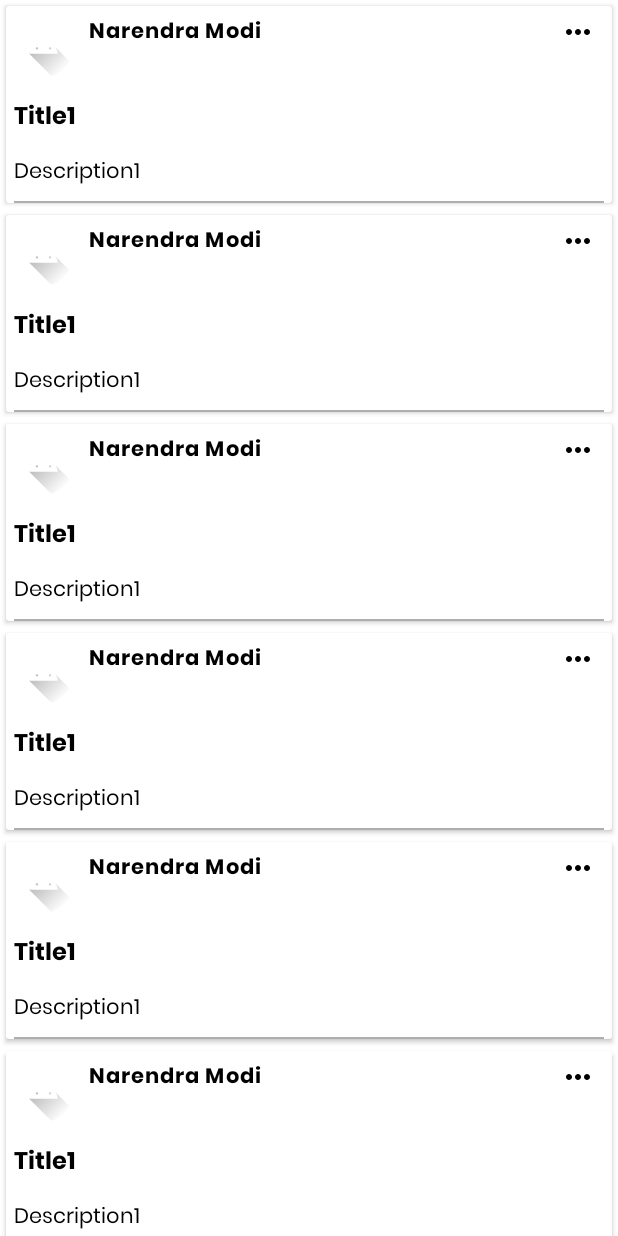
After one commit to shivamkumard107/Mask_Detector, an Android app: the ReadArticleActivity screen opened directly, with no data from a screen before it, on a phone screen of 412 x 824 dp. The commit adds this screen. Run offline under Robolectric (Android 15) with nearby library versions, the phone set to English and light mode, and no system bars; our stand-ins replace CircleImageView.

Commit message:
added articles and paytm

```diff
--- a/app/src/main/AndroidManifest.xml
+++ b/app/src/main/AndroidManifest.xml
@@ -12,7 +12,9 @@
         android:roundIcon="@mipmap/ic_launcher_round"
         android:supportsRtl="true"
         android:theme="@style/AppTheme">
-        <activity android:name=".About_us"></activity>
+        <activity android:name=".activities.ReadArticle"></activity>
+        <activity android:name=".activities.ReadArticleActivity" />
+        <activity android:name=".About_us" />
         <activity android:name=".activities.GetQrDocActivity" />
         <activity android:name=".activities.ShareQRActivity" />
         <activity android:name=".activities.ShowDocActivity" />
@@ -23,7 +25,7 @@
                 <category android:name="android.intent.category.LAUNCHER" />
             </intent-filter>
         </activity>
-        <activity android:name=".activities.UploadDocActivity"/>
+        <activity android:name=".activities.UploadDocActivity" />
         <activity android:name=".activities.MainActivity" />
         <activity android:name=".auth.Login" />
     </application>
--- /dev/null
+++ b/app/src/main/java/com/example/mask_detector/activities/ReadArticle.java
@@ -0,0 +1,16 @@
+package com.example.mask_detector.activities;
+
+import androidx.appcompat.app.AppCompatActivity;
+
+import android.os.Bundle;
+
+import com.example.mask_detector.R;
+
+public class ReadArticle extends AppCompatActivity {
+
+    @Override
+    protected void onCreate(Bundle savedInstanceState) {
+        super.onCreate(savedInstanceState);
+        setContentView(R.layout.activity_read_article2);
+    }
+}
--- /dev/null
+++ b/app/src/main/java/com/example/mask_detector/activities/ReadArticleActivity.java
@@ -0,0 +1,49 @@
+package com.example.mask_detector.activities;
+
+import android.os.Bundle;
+
+import androidx.appcompat.app.AppCompatActivity;
+import androidx.recyclerview.widget.LinearLayoutManager;
+import androidx.recyclerview.widget.RecyclerView;
+
+import com.example.mask_detector.R;
+import com.example.mask_detector.adapter.ArticleAdapter;
+import com.example.mask_detector.model.Articles;
+
+import java.util.ArrayList;
+
+public class ReadArticleActivity extends AppCompatActivity {
+    RecyclerView rv;
+    ArrayList<Articles> articles;
+
+    @Override
+    protected void onCreate(Bundle savedInstanceState) {
+        super.onCreate(savedInstanceState);
+        setContentView(R.layout.activity_read_article);
+        initData();
+        rv = findViewById(R.id.rv);
+        rv.setAdapter(new ArticleAdapter(this, articles));
+        rv.setLayoutManager(new LinearLayoutManager(this));
+        rv.hasFixedSize();
+    }
+
+    private void initData() {
+        articles = new ArrayList<>();
+
+        Articles articles1 = new Articles("Narendra Modi", R.drawable.ic_launcher_foreground, "Title1", "Description1");
+        Articles articles2 = new Articles("Narendra Modi", R.drawable.ic_launcher_foreground, "Title1", "Description1");
+        Articles articles3 = new Articles("Narendra Modi", R.drawable.ic_launcher_foreground, "Title1", "Description1");
+        Articles articles4 = new Articles("Narendra Modi", R.drawable.ic_launcher_foreground, "Title1", "Description1");
+        Articles articles5 = new Articles("Narendra Modi", R.drawable.ic_launcher_foreground, "Title1", "Description1");
+        Articles articles6 = new Articles("Narendra Modi", R.drawable.ic_launcher_foreground, "Title1", "Description1");
+        Articles articles7 = new Articles("Narendra Modi", R.drawable.ic_launcher_foreground, "Title1", "Description1");
+
+        articles.add(articles1);
+        articles.add(articles2);
+        articles.add(articles3);
+        articles.add(articles4);
+        articles.add(articles5);
+        articles.add(articles6);
+        articles.add(articles7);
+    }
+}
--- /dev/null
+++ b/app/src/main/java/com/example/mask_detector/adapter/ArticleAdapter.java
@@ -0,0 +1,73 @@
+package com.example.mask_detector.adapter;
+
+import android.content.Context;
+import android.content.Intent;
+import android.view.LayoutInflater;
+import android.view.View;
+import android.view.ViewGroup;
+import android.widget.LinearLayout;
+import android.widget.TextView;
+
+import androidx.annotation.NonNull;
+import androidx.recyclerview.widget.RecyclerView;
+
+import com.example.mask_detector.R;
+import com.example.mask_detector.activities.ReadArticle;
+import com.example.mask_detector.model.Articles;
+
+import java.io.Serializable;
+import java.util.ArrayList;
+
+import de.hdodenhof.circleimageview.CircleImageView;
+
+public class ArticleAdapter extends RecyclerView.Adapter<ArticleAdapter.ViewHolder> {
+    ArrayList<Articles> articles;
+    Context context;
+
+    public ArticleAdapter(Context context, ArrayList<Articles> articles) {
+        this.articles = articles;
+        this.context = context;
+    }
+
+    @NonNull
+    @Override
+    public ViewHolder onCreateViewHolder(@NonNull ViewGroup parent, int viewType) {
+        LayoutInflater layoutInflater = LayoutInflater.from(parent.getContext());
+        View listItem = layoutInflater.inflate(R.layout.article_item, parent, false);
+        return new ViewHolder(listItem);
+    }
+
+    @Override
+    public void onBindViewHolder(@NonNull ViewHolder holder, int position) {
+        Articles article = articles.get(position);
+        holder.iv.setImageResource(article.getImage());
+        holder.name.setText(article.getName());
+        holder.title.setText(article.getTitle());
+        holder.desc.setText(article.getDesc());
+        holder.ll.setOnClickListener(read -> {
+            Intent i = new Intent(context, ReadArticle.class);
+            i.putExtra("article", (Serializable) article);
+            context.startActivity(i);
+        });
+    }
+
+    @Override
+    public int getItemCount() {
+        return articles.size();
+    }
+
+    public static class ViewHolder extends RecyclerView.ViewHolder {
+        CircleImageView iv;
+        TextView name, title, desc;
+        LinearLayout ll;
+
+        public ViewHolder(@NonNull View itemView) {
+            super(itemView);
+            iv = itemView.findViewById(R.id.pImage);
+            name = itemView.findViewById(R.id.pName);
+            title = itemView.findViewById(R.id.postTitle);
+            desc = itemView.findViewById(R.id.postDesc);
+            ll = itemView.findViewById(R.id.ll);
+        }
+    }
+}
--- a/app/src/main/java/com/example/mask_detector/fragments/HomeFragment.java
+++ b/app/src/main/java/com/example/mask_detector/fragments/HomeFragment.java
@@ -1,18 +1,21 @@
 package com.example.mask_detector.fragments;
 
+import android.content.Intent;
+import android.content.pm.PackageManager;
+import android.net.Uri;
 import android.os.Bundle;
+import android.view.LayoutInflater;
+import android.view.View;
+import android.view.ViewGroup;
 
 import androidx.cardview.widget.CardView;
 import androidx.fragment.app.Fragment;
-
-import android.view.LayoutInflater;
-import android.view.View;
-import android.view.ViewGroup;
 
 import com.example.mask_detector.R;
 
 public class HomeFragment extends Fragment {
     private CardView cv1, cv2, cv3;
+
     @Override
     public View onCreateView(LayoutInflater inflater, ViewGroup container,
                              Bundle savedInstanceState) {
@@ -22,9 +25,42 @@
         cv2 = v.findViewById(R.id.cardView3);
         cv3 = v.findViewById(R.id.helpCard3);
 
-        cv1.setOnClickListener(appointment ->{
+        cv1.setOnClickListener(appointment -> {
 
+        });
+        cv3.setOnClickListener(read -> {
+
+        });
+        v.findViewById(R.id.helpCard4).setOnClickListener(paytm -> {
+//            net.one97.paytm
+            if (appInstalledOrNot("net.one97.paytm")) {
+                //open bitbns
+                Intent launchIntent = getContext().getPackageManager().getLaunchIntentForPackage("net.one97.paytm");
+                if (launchIntent != null) {
+                    getContext().startActivity(launchIntent);//null pointer check in case package name was not found
+                }
+            } else {
+                openWebsiteOnWeb("https://paytm.com/");
+            }
         });
         return v;
     }
+
+    //check and redirect to huobi, gateio, binance and kucoin app in playstore to download
+    private boolean appInstalledOrNot(String uri) {
+        PackageManager pm = getContext().getPackageManager();
+        try {
+            pm.getPackageInfo(uri, PackageManager.GET_ACTIVITIES);
+            return true;
+        } catch (PackageManager.NameNotFoundException ignored) {
+        }
+
+        return false;
+    }
+
+    private void openWebsiteOnWeb(String website) {
+        Intent webIntent = new Intent(Intent.ACTION_VIEW, Uri.parse(website));
+        webIntent.addFlags(Intent.FLAG_ACTIVITY_NEW_TASK);
+        getContext().startActivity(webIntent);
+    }
 }
--- /dev/null
+++ b/app/src/main/java/com/example/mask_detector/model/Articles.java
@@ -0,0 +1,36 @@
+package com.example.mask_detector.model;
+
+import java.io.Serializable;
+
+public class Articles implements Serializable {
+    String name;
+    Integer image;
+    String title;
+    String desc;
+
+    public Articles(String name, Integer image, String title, String desc) {
+        this.name = name;
+        this.image = image;
+        this.title = title;
+        this.desc = desc;
+    }
+
+    public Articles() {
+    }
+
+    public String getName() {
+        return name;
+    }
+
+    public Integer getImage() {
+        return image;
+    }
+
+    public String getTitle() {
+        return title;
+    }
+
+    public String getDesc() {
+        return desc;
+    }
+}
--- /dev/null
+++ b/app/src/main/res/drawable/ic_more_horiz.xml
@@ -0,0 +1,9 @@
+<vector xmlns:android="http://schemas.android.com/apk/res/android"
+    android:width="24dp"
+    android:height="24dp"
+    android:viewportWidth="24.0"
+    android:viewportHeight="24.0">
+    <path
+        android:fillColor="#FF000000"
+        android:pathData="M6,10c-1.1,0 -2,0.9 -2,2s0.9,2 2,2 2,-0.9 2,-2 -0.9,-2 -2,-2zM18,10c-1.1,0 -2,0.9 -2,2s0.9,2 2,2 2,-0.9 2,-2 -0.9,-2 -2,-2zM12,10c-1.1,0 -2,0.9 -2,2s0.9,2 2,2 2,-0.9 2,-2 -0.9,-2 -2,-2z"/>
+</vector>
--- /dev/null
+++ b/app/src/main/res/layout/activity_read_article.xml
@@ -0,0 +1,12 @@
+<?xml version="1.0" encoding="utf-8"?>
+<RelativeLayout xmlns:android="http://schemas.android.com/apk/res/android"
+    xmlns:tools="http://schemas.android.com/tools"
+    android:layout_width="match_parent"
+    android:layout_height="match_parent"
+    tools:context=".activities.ReadArticleActivity">
+
+    <androidx.recyclerview.widget.RecyclerView
+        android:id="@+id/rv"
+        android:layout_width="wrap_content"
+        android:layout_height="wrap_content" />
+</RelativeLayout>
--- /dev/null
+++ b/app/src/main/res/layout/activity_read_article2.xml
@@ -0,0 +1,9 @@
+<?xml version="1.0" encoding="utf-8"?>
+<androidx.constraintlayout.widget.ConstraintLayout xmlns:android="http://schemas.android.com/apk/res/android"
+    xmlns:app="http://schemas.android.com/apk/res-auto"
+    xmlns:tools="http://schemas.android.com/tools"
+    android:layout_width="match_parent"
+    android:layout_height="match_parent"
+    tools:context=".activities.ReadArticle">
+
+</androidx.constraintlayout.widget.ConstraintLayout>
--- /dev/null
+++ b/app/src/main/res/layout/article_item.xml
@@ -0,0 +1,124 @@
+<androidx.cardview.widget.CardView xmlns:android="http://schemas.android.com/apk/res/android"
+    android:layout_width="match_parent"
+    android:layout_height="wrap_content"
+    android:layout_margin="4dp"
+    android:layout_marginTop="3dp"
+    android:layout_marginBottom="3dp"
+    android:elevation="5dp">
+
+    <LinearLayout
+        android:id="@+id/ll"
+        android:layout_width="match_parent"
+        android:layout_height="wrap_content"
+        android:orientation="vertical">
+
+        <LinearLayout
+            android:layout_width="match_parent"
+            android:layout_height="wrap_content"
+            android:orientation="horizontal">
+
+            <de.hdodenhof.circleimageview.CircleImageView
+                android:id="@+id/pImage"
+                android:layout_width="50dp"
+                android:layout_height="55dp"
+                android:layout_gravity="center_vertical"
+                android:padding="5dp"
+                android:src="@drawable/demo_photo" />
+
+            <LinearLayout
+                android:layout_width="0dp"
+                android:layout_height="wrap_content"
+                android:layout_weight=".75"
+                android:orientation="vertical"
+                android:padding="5dp">
+
+                <TextView
+                    android:id="@+id/pName"
+                    android:layout_width="wrap_content"
+                    android:layout_height="wrap_content"
+                    android:letterSpacing="0.05"
+                    android:text="Anonymous"
+                    android:textColor="#000"
+                    android:textSize="14sp"
+                    android:textStyle="bold" />
+
+                <LinearLayout
+                    android:layout_width="match_parent"
+                    android:layout_height="wrap_content"
+                    android:orientation="vertical"
+                    android:weightSum="1">
+
+
+                    <!--<TextView-->
+                    <!--android:id="@+id/pDate"-->
+                    <!--android:layout_width="match_parent"-->
+                    <!--android:maxLines="1"-->
+                    <!--android:layout_height="wrap_content"-->
+                    <!--android:text="12th Jul 2017"-->
+                    <!--android:textSize="12sp"/>-->
+
+                </LinearLayout>
+
+            </LinearLayout>
+
+            <ImageView
+                android:id="@+id/postMenu"
+                android:layout_width="wrap_content"
+                android:layout_height="wrap_content"
+                android:layout_marginEnd="5dp"
+                android:layout_marginRight="5dp"
+                android:padding="5dp"
+                android:src="@drawable/ic_more_horiz" />
+
+        </LinearLayout>
+
+        <LinearLayout
+            android:layout_width="match_parent"
+            android:layout_height="wrap_content"
+            android:orientation="vertical">
+
+            <ImageView
+                android:id="@+id/postImage"
+                android:layout_width="match_parent"
+                android:layout_height="wrap_content"
+                android:layout_gravity="center_horizontal"
+                android:adjustViewBounds="true"
+                android:clickable="true"
+                android:focusable="true"
+                android:maxHeight="400dp"
+                android:padding="5dp"
+                android:visibility="gone" />
+
+            <TextView
+                android:id="@+id/postTitle"
+                android:layout_width="match_parent"
+                android:layout_height="wrap_content"
+                android:padding="5dp"
+                android:text="Post Title"
+                android:textColor="#000"
+                android:textSize="16sp"
+                android:textStyle="bold" />
+
+            <TextView
+                android:id="@+id/postDesc"
+                android:layout_width="match_parent"
+                android:layout_height="wrap_content"
+                android:padding="5dp"
+                android:text="Post Description"
+                android:textColor="#000"
+                android:textSize="14sp" />
+
+        </LinearLayout>
+
+
+        <View
+            android:layout_width="match_parent"
+            android:layout_height="1dp"
+            android:layout_marginLeft="5dp"
+            android:layout_marginTop="1dp"
+            android:layout_marginRight="5dp"
+            android:background="#aeaeae" />
+
+    </LinearLayout>
+
+</androidx.cardview.widget.CardView>
--- a/app/src/main/res/layout/fragment_home.xml
+++ b/app/src/main/res/layout/fragment_home.xml
@@ -10,8 +10,6 @@
     <ScrollView
         android:layout_width="match_parent"
         android:layout_height="match_parent">
-
-
 
         <androidx.constraintlayout.widget.ConstraintLayout
             android:layout_width="match_parent"
@@ -38,7 +36,7 @@
                     android:layout_height="match_parent">
 
                     <TextView
-                        android:id="@+id/textView"
+                        android:id="@+id/tvAppointment"
                         android:layout_width="wrap_content"
                         android:layout_height="wrap_content"
                         android:layout_marginStart="10dp"
@@ -69,6 +67,16 @@
                     android:layout_width="match_parent"
                     android:layout_height="match_parent">
 
+                    <TextView
+                        android:id="@+id/tvReadArticle"
+                        android:layout_width="wrap_content"
+                        android:layout_height="wrap_content"
+                        android:layout_marginStart="10dp"
+                        android:layout_marginTop="10dp"
+                        android:text="Read Latest News"
+                        android:textSize="18sp"
+                        app:layout_constraintStart_toStartOf="parent"
+                        app:layout_constraintTop_toTopOf="parent" />
                 </androidx.constraintlayout.widget.ConstraintLayout>
             </androidx.cardview.widget.CardView>
 
@@ -92,6 +100,37 @@
                     android:layout_height="match_parent" />
             </androidx.cardview.widget.CardView>
 
+            <androidx.cardview.widget.CardView
+                android:id="@+id/helpCard4"
+                android:layout_width="match_parent"
+                android:layout_height="170dp"
+                android:layout_marginStart="20dp"
+                android:layout_marginTop="25dp"
+                android:layout_marginEnd="20dp"
+                app:cardBackgroundColor="#6680cbc4"
+                app:cardCornerRadius="5dp"
+                app:cardElevation="3dp"
+                app:layout_constraintEnd_toEndOf="parent"
+                app:layout_constraintHorizontal_bias="0.0"
+                app:layout_constraintStart_toStartOf="parent"
+                app:layout_constraintTop_toBottomOf="@+id/helpCard3">
+
+                <androidx.constraintlayout.widget.ConstraintLayout
+                    android:layout_width="match_parent"
+                    android:layout_height="match_parent">
+
+                    <TextView
+                        android:id="@+id/paytm"
+                        android:layout_width="wrap_content"
+                        android:layout_height="wrap_content"
+                        android:layout_marginStart="10dp"
+                        android:layout_marginTop="10dp"
+                        android:text="Pay Your Medical Bills"
+                        android:textSize="18sp"
+                        app:layout_constraintStart_toStartOf="parent"
+                        app:layout_constraintTop_toTopOf="parent" />
+                </androidx.constraintlayout.widget.ConstraintLayout>
+            </androidx.cardview.widget.CardView>
 
             <TextView
                 android:id="@+id/welcome"
@@ -106,9 +145,7 @@
                 app:layout_constraintStart_toStartOf="parent"
                 app:layout_constraintTop_toTopOf="parent" />
 
-
         </androidx.constraintlayout.widget.ConstraintLayout>
     </ScrollView>
 
->>>>>>> master
 </androidx.constraintlayout.widget.ConstraintLayout>
```
Also changed, not shown: app/src/main/res/drawable/demo_photo.png (added).
